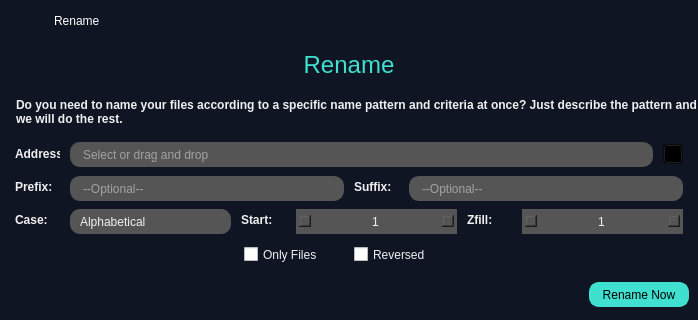
fevzifidan/FIFSOT, file ui_files/Rename/rename_ui.ui: the form before one commit.
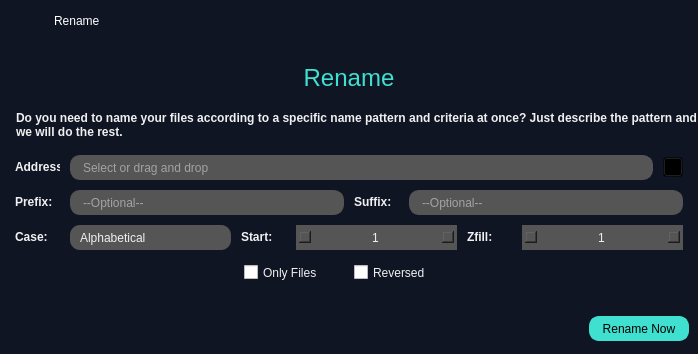
The form after the commit. Icons and pictures are not drawn. Custom widgets are drawn as their Qt base class.

```diff
--- a/ui_files/Rename/rename_ui.ui
+++ b/ui_files/Rename/rename_ui.ui
@@ -7,19 +7,19 @@
     <x>0</x>
     <y>0</y>
     <width>698</width>
-    <height>320</height>
+    <height>354</height>
    </rect>
   </property>
   <property name="minimumSize">
    <size>
     <width>698</width>
-    <height>320</height>
+    <height>354</height>
    </size>
   </property>
   <property name="maximumSize">
    <size>
     <width>16777215</width>
-    <height>338</height>
+    <height>354</height>
    </size>
   </property>
   <property name="windowTitle">
@@ -297,6 +297,19 @@
       </layout>
      </widget>
     </item>
+    <item>
+     <spacer name="verticalSpacer_2">
+      <property name="orientation">
+       <enum>Qt::Vertical</enum>
+      </property>
+      <property name="sizeHint" stdset="0">
+       <size>
+        <width>20</width>
+        <height>40</height>
+       </size>
+      </property>
+     </spacer>
+    </item>
     <item>
      <widget class="QLabel" name="rename_header">
       <property name="minimumSize">
@@ -723,6 +736,19 @@
       </item>
      </layout>
     </item>
+    <item>
+     <spacer name="verticalSpacer">
+      <property name="orientation">
+       <enum>Qt::Vertical</enum>
+      </property>
+      <property name="sizeHint" stdset="0">
+       <size>
+        <width>20</width>
+        <height>40</height>
+       </size>
+      </property>
+     </spacer>
+    </item>
     <item>
      <widget class="QWidget" name="widget_btn_container" native="true">
       <property name="minimumSize">
@@ -795,6 +821,13 @@
    </layout>
   </widget>
  </widget>
+ <customwidgets>
+  <customwidget>
+   <class>CustomLineEdit</class>
+   <extends>QLineEdit</extends>
+   <header>Customs.CustomLineEdit</header>
+  </customwidget>
+ </customwidgets>
  <resources>
   <include location="../deneme.qrc"/>
   <include location="../../anaconda3/Library/deneme.qrc"/>
```
Left out of the diff: 6 changed lines with no effect on the pictures.
